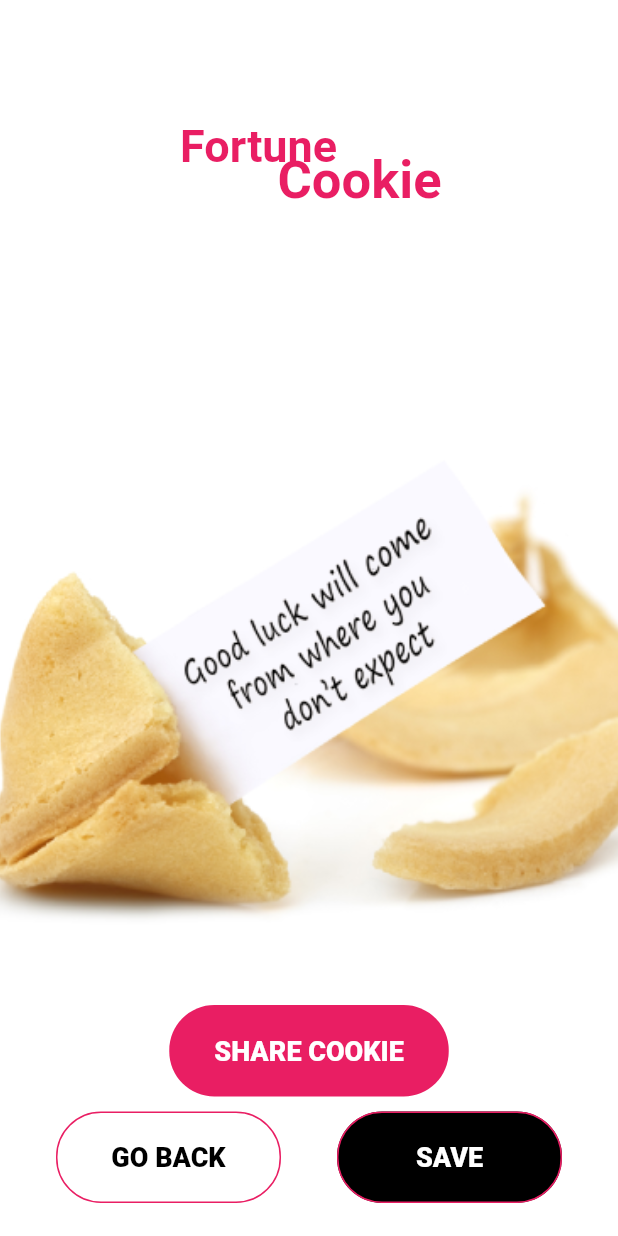
After one commit to svychug/Fortune-cookie, a Flutter app: the ViewPredictionScreen screen opened directly, on a phone screen of 412 x 824 dp. The commit adds this screen. Run offline on Flutter 3.47's test engine with Material 2 defaults, Android fonts, the phone set to English and light mode, and no system bars; our stand-ins replace cloud_firestore, firebase_auth, firebase_core, google_fonts; accounts and stored records are empty.

Commit message:
view-prediction-screen - Added View Prediction Screen.

```diff
--- a/lib/ui/screens/profile_screen.dart
+++ b/lib/ui/screens/profile_screen.dart
@@ -1,4 +1,5 @@
 import 'package:cookie/ui/screens/buy_cookies_screen.dart';
+import 'package:cookie/ui/screens/view_prediction_screen.dart';
 import 'package:flutter/material.dart';
 import 'package:google_fonts/google_fonts.dart';
 
@@ -201,13 +202,13 @@ class _ProfileScreenState extends State<ProfileScreen> {
                 ),
               ),
             ),
-            onPressed: () {/*
+            onPressed: () {
               Navigator.push(
                 context,
                 MaterialPageRoute(builder: (context) {
-                  return Container();
+                  return const ViewPredictionScreen();
                 }),
-              );*/
+              );
             },
             child: Text(
               "VIEW \nPREDICTION",
--- /dev/null
+++ b/lib/ui/screens/view_prediction_screen.dart
@@ -0,0 +1,157 @@
+import 'package:cookie/ui/screens/buy_cookies_screen.dart';
+import 'package:flutter/material.dart';
+import 'package:google_fonts/google_fonts.dart';
+
+class ViewPredictionScreen extends StatefulWidget {
+  const ViewPredictionScreen({Key? key}) : super(key: key);
+
+  @override
+  _ViewPredictionScreenState createState() => _ViewPredictionScreenState();
+}
+
+class _ViewPredictionScreenState extends State<ViewPredictionScreen> {
+  @override
+  Widget build(BuildContext context) {
+    return Scaffold(
+      body: Column(
+        children: [
+          SizedBox(
+            height: 200,
+            width: double.infinity,
+            child: Stack(
+              children: [
+                Positioned(
+                  top: 80,
+                  left: 120,
+                  child: Text(
+                    "Fortune",
+                    style: GoogleFonts.vollkornSc(
+                      color: Theme.of(context).primaryColor,
+                      fontSize: 30,
+                      fontWeight: FontWeight.bold,
+                    ),
+                  ),
+                ),
+                Positioned(
+                  top: 100,
+                  left: 185,
+                  child: Text(
+                    "Cookie",
+                    style: GoogleFonts.vollkornSc(
+                      color: Theme.of(context).primaryColor,
+                      fontSize: 35,
+                      fontWeight: FontWeight.bold,
+                    ),
+                  ),
+                ),
+              ],
+            ),
+          ),
+          const SizedBox(
+            height: 100,
+          ),
+          Container(
+            width: double.infinity,
+            height: 320,
+            decoration: const BoxDecoration(
+              image: DecorationImage(
+                image: AssetImage(
+                    "assets/images/background_view_prediction_screen.png"),
+                fit: BoxFit.cover,
+              ),
+            ),
+          ),
+          const SizedBox(
+            height: 50,
+          ),
+          TextButton(
+            style: ButtonStyle(
+              padding: MaterialStateProperty.all(
+                const EdgeInsets.only(left: 30, right: 30, top: 20, bottom: 20),
+              ),
+              backgroundColor: MaterialStateProperty.all<Color>(Colors.pink),
+              shape: MaterialStateProperty.all<RoundedRectangleBorder>(
+                RoundedRectangleBorder(
+                  borderRadius: BorderRadius.circular(30),
+                ),
+              ),
+            ),
+            onPressed: () {
+              /*
+              Navigator.push(
+                context,
+                MaterialPageRoute(builder: (context) {
+                  return Container();
+                }),
+              );*/
+            },
+            child: Text(
+              "SHARE COOKIE",
+              textAlign: TextAlign.center,
+              style: GoogleFonts.roboto(
+                color: Colors.white,
+                fontWeight: FontWeight.w900,
+                fontSize: 18,
+              ),
+            ),
+          ),
+          const SizedBox(
+            height: 10,
+          ),
+          Row(
+            mainAxisAlignment: MainAxisAlignment.spaceEvenly,
+            children: [
+              FlatButton(
+                minWidth: 150,
+                shape: RoundedRectangleBorder(
+                  side: const BorderSide(
+                      color: Colors.pink, width: 1, style: BorderStyle.solid),
+                  borderRadius: BorderRadius.circular(30),
+                ),
+                onPressed: () {
+                  Navigator.of(context).pop();
+                },
+                child: Padding(
+                  padding: const EdgeInsets.only(
+                      left: 20, right: 20, top: 20, bottom: 20),
+                  child: Text(
+                    "GO BACK",
+                    textAlign: TextAlign.center,
+                    style: GoogleFonts.roboto(
+                      color: Colors.black,
+                      fontWeight: FontWeight.w900,
+                      fontSize: 18,
+                    ),
+                  ),
+                ),
+              ),
+              FlatButton(
+                minWidth: 150,
+                color: Colors.black,
+                shape: RoundedRectangleBorder(
+                  side: const BorderSide(
+                      color: Colors.pink, width: 1, style: BorderStyle.solid),
+                  borderRadius: BorderRadius.circular(30),
+                ),
+                onPressed: () {},
+                child: Padding(
+                  padding: const EdgeInsets.only(
+                      left: 20, right: 20, top: 20, bottom: 20),
+                  child: Text(
+                    "SAVE",
+                    textAlign: TextAlign.center,
+                    style: GoogleFonts.roboto(
+                      color: Colors.white,
+                      fontWeight: FontWeight.w900,
+                      fontSize: 18,
+                    ),
+                  ),
+                ),
+              ),
+            ],
+          )
+        ],
+      ),
+    );
+  }
+}
--- a/pubspec.yaml
+++ b/pubspec.yaml
@@ -62,6 +62,7 @@ flutter:
     - assets/images/background_profile_screen.png
     - assets/images/little_cookie.png
     - assets/images/background_buy_cookies_screen.png
+    - assets/images/background_view_prediction_screen.png
 
   # The following line ensures that the Material Icons font is
   # included with your application, so that you can use the icons in
```
Also changed, not shown: assets/images/background_view_prediction_screen.png (added).
